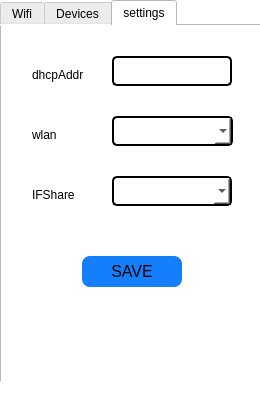
Above: mainwindow.ui from YinboWu/WifiAssist before the change. Below: the same form after it.
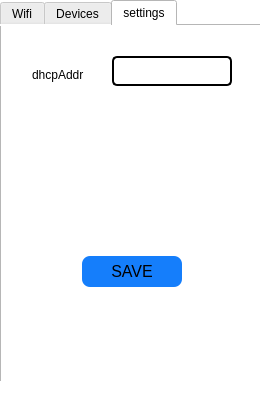
That is the form after the change. The open tabs and pages were chosen to show the change. Icons and pictures are not drawn.

```diff
--- a/mainwindow.ui
+++ b/mainwindow.ui
@@ -381,65 +381,6 @@
        <string>dhcpAddr</string>
       </property>
      </widget>
-     <widget class="QLabel" name="label_interface1">
-      <property name="geometry">
-       <rect>
-        <x>30</x>
-        <y>100</y>
-        <width>67</width>
-        <height>17</height>
-       </rect>
-      </property>
-      <property name="text">
-       <string>wlan</string>
-      </property>
-     </widget>
-     <widget class="QLabel" name="label_interface2">
-      <property name="geometry">
-       <rect>
-        <x>30</x>
-        <y>160</y>
-        <width>67</width>
-        <height>17</height>
-       </rect>
-      </property>
-      <property name="text">
-       <string>IFShare</string>
-      </property>
-     </widget>
-     <widget class="QComboBox" name="comboBox">
-      <property name="geometry">
-       <rect>
-        <x>110</x>
-        <y>90</y>
-        <width>121</width>
-        <height>30</height>
-       </rect>
-      </property>
-      <property name="autoFillBackground">
-       <bool>false</bool>
-      </property>
-      <property name="styleSheet">
-       <string notr="true">border: 1.5px solid #000000;
-border-radius: 5px;
-padding: 1px 2px 1px 2px;</string>
-      </property>
-     </widget>
-     <widget class="QComboBox" name="comboBox_2">
-      <property name="geometry">
-       <rect>
-        <x>110</x>
-        <y>150</y>
-        <width>120</width>
-        <height>30</height>
-       </rect>
-      </property>
-      <property name="styleSheet">
-       <string notr="true">border: 1.5px solid #000000;
-border-radius: 5px;
-padding: 1px 2px 1px 2px;</string>
-      </property>
-     </widget>
      <widget class="QPushButton" name="pushButton_save">
       <property name="geometry">
        <rect>
```
Left out of the diff: 9 changed lines with no effect on the pictures.
